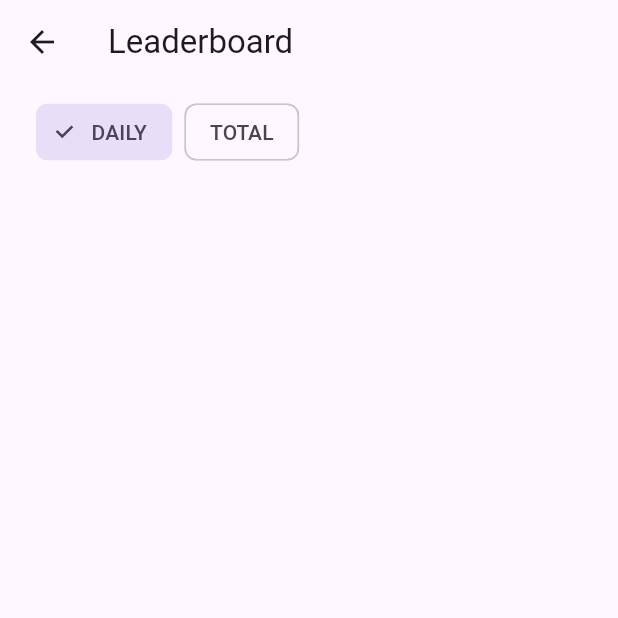
After one commit to Ben-Vollrath/focusnow, a Flutter app: the LeaderboardView screen opened directly, on a phone screen of 412 x 824 dp, the top half of it. The commit adds this screen. Run offline on Flutter 3.47's test engine with Material 3 defaults, Android fonts, the phone set to English and light mode, and no system bars; our stand-ins replace app_links, auto_size_text, bloc, confetti, equatable, firebase_analytics and 17 more; missing offline and left inert: flow_builder, purchases_flutter, purchases_ui_flutter; accounts and stored records are empty; statements that could not run were skipped.

Commit message:
Add leaderboard ui

```diff
--- /dev/null
+++ b/mobile/lib/ui/leaderboard/leaderboard_page.dart
@@ -0,0 +1,95 @@
+import 'package:flutter/material.dart';
+import 'package:flutter_bloc/flutter_bloc.dart';
+import 'package:focusnow/bloc/app/app_bloc.dart';
+import 'package:focusnow/bloc/leaderboard/leaderboard_bloc.dart';
+import 'package:focusnow/ui/leaderboard/leaderboard_tile.dart';
+import 'package:leaderboard_repository/leaderboard_repository.dart';
+
+class LeaderboardPage extends StatefulWidget {
+  const LeaderboardPage({super.key});
+
+  @override
+  State<LeaderboardPage> createState() => _LeaderboardPageState();
+}
+
+class _LeaderboardPageState extends State<LeaderboardPage> {
+  @override
+  void initState() {
+    super.initState();
+    final userId = context.read<AppBloc>().state.user.id;
+    context.read<LeaderboardBloc>().add(LoadLeaderboard(userId: userId));
+  }
+
+  @override
+  Widget build(BuildContext context) {
+    return const LeaderboardView();
+  }
+}
+
+class LeaderboardView extends StatelessWidget {
+  const LeaderboardView({super.key});
+
+  @override
+  Widget build(BuildContext context) {
+    return Scaffold(
+      appBar: AppBar(title: const Text('Leaderboard')),
+      body: BlocBuilder<LeaderboardBloc, LeaderboardState>(
+        builder: (context, state) {
+          if (state.status == LeaderBoardStatus.loading) {
+            return const Center(child: CircularProgressIndicator());
+          }
+          if (state.status == LeaderBoardStatus.error) {
+            return const Center(child: Text('Failed to load leaderboard'));
+          }
+
+          final leaderboard = state.selectedType == LeaderboardType.daily
+              ? state.dailyLeaderboard
+              : state.totalLeaderboard;
+
+          return Padding(
+            padding: const EdgeInsets.symmetric(horizontal: 16.0),
+            child: Column(
+              children: [
+                Padding(
+                  padding: const EdgeInsets.all(8.0),
+                  child: Row(
+                    children: [
+                      Wrap(
+                        spacing: 8,
+                        children: LeaderboardType.values.map((type) {
+                          return ChoiceChip(
+                            label: Text(type.name.toUpperCase()),
+                            selected: state.selectedType == type,
+                            onSelected: (_) => context
+                                .read<LeaderboardBloc>()
+                                .add(LeaderboardTypeChanged(type)),
+                          );
+                        }).toList(),
+                      ),
+                    ],
+                  ),
+                ),
+                Expanded(
+                  child: ListView.separated(
+                    itemCount: leaderboard.length,
+                    separatorBuilder: (context, index) =>
+                        const SizedBox(height: 12),
+                    itemBuilder: (context, index) {
+                      final entry = leaderboard[index];
+                      return LeaderboardTile(
+                          rank: index + 1,
+                          userName: entry.name,
+                          studyMinutes: entry.totalStudyTime,
+                          studySessions: entry.totalStudySessions,
+                          isCurrentUser: entry.isCurrentUser);
+                    },
+                  ),
+                ),
+              ],
+            ),
+          );
+        },
+      ),
+    );
+  }
+}
```
Also changed, not shown: mobile/lib/ui/app/app.dart (+7 -0 lines), mobile/lib/ui/home.dart (+9 -2 lines), mobile/lib/ui/leaderboard/leaderboard_tile.dart (added, +87 -0 lines), mobile/lib/ui/stats/stats_page.dart (+6 -26 lines), mobile/lib/ui/widgets/icon_badge.dart (added, +43 -0 lines).
